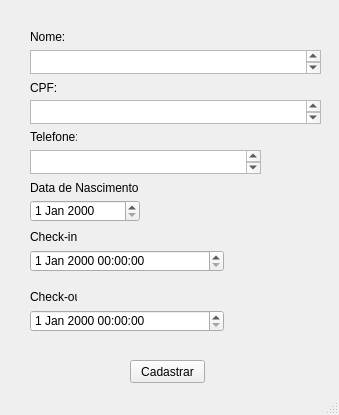
Qt form AppHotel/mainwindow.ui (ThomDumont/Projeto-Hotel) before a commit.
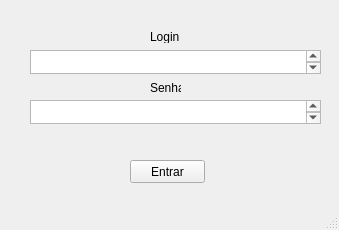
The same form after that commit.

Commit message: Adicionando UI's, menu e cadastro, e alterando o mainwindow.ui para uma tela de login

What changed in the file:
```diff
--- a/AppHotel/mainwindow.ui
+++ b/AppHotel/mainwindow.ui
@@ -7,7 +7,7 @@
     <x>0</x>
     <y>0</y>
     <width>339</width>
-    <height>415</height>
+    <height>230</height>
    </rect>
   </property>
   <property name="windowTitle">
@@ -17,14 +17,14 @@
    <widget class="QLabel" name="lblNome">
     <property name="geometry">
      <rect>
-      <x>30</x>
+      <x>150</x>
       <y>30</y>
       <width>47</width>
       <height>13</height>
      </rect>
     </property>
     <property name="text">
-     <string>Nome:</string>
+     <string>Login</string>
     </property>
    </widget>
    <widget class="QPlainTextEdit" name="textEditNome">
@@ -50,119 +50,27 @@
    <widget class="QLabel" name="lblCpf">
     <property name="geometry">
      <rect>
-      <x>30</x>
+      <x>150</x>
       <y>80</y>
       <width>31</width>
       <height>16</height>
      </rect>
     </property>
     <property name="text">
-     <string>CPF:</string>
-    </property>
-   </widget>
-   <widget class="QLabel" name="lblTel">
-    <property name="geometry">
-     <rect>
-      <x>30</x>
-      <y>130</y>
-      <width>47</width>
-      <height>13</height>
-     </rect>
-    </property>
-    <property name="text">
-     <string>Telefone:</string>
-    </property>
-   </widget>
-   <widget class="QPlainTextEdit" name="textEditTel">
-    <property name="geometry">
-     <rect>
-      <x>30</x>
-      <y>150</y>
-      <width>231</width>
-      <height>24</height>
-     </rect>
-    </property>
-   </widget>
-   <widget class="QLabel" name="lblDatanasci">
-    <property name="geometry">
-     <rect>
-      <x>30</x>
-      <y>180</y>
-      <width>111</width>
-      <height>16</height>
-     </rect>
-    </property>
-    <property name="text">
-     <string>Data de Nascimento</string>
-    </property>
-   </widget>
-   <widget class="QDateEdit" name="dateNasci">
-    <property name="geometry">
-     <rect>
-      <x>30</x>
-      <y>200</y>
-      <width>110</width>
-      <height>22</height>
-     </rect>
-    </property>
-   </widget>
-   <widget class="QDateTimeEdit" name="dateTimeChin">
-    <property name="geometry">
-     <rect>
-      <x>30</x>
-      <y>250</y>
-      <width>194</width>
-      <height>22</height>
-     </rect>
-    </property>
-   </widget>
-   <widget class="QDateTimeEdit" name="dateTimeChout">
-    <property name="geometry">
-     <rect>
-      <x>30</x>
-      <y>310</y>
-      <width>194</width>
-      <height>22</height>
-     </rect>
-    </property>
-   </widget>
-   <widget class="QLabel" name="lblChin">
-    <property name="geometry">
-     <rect>
-      <x>30</x>
-      <y>230</y>
-      <width>47</width>
-      <height>13</height>
-     </rect>
-    </property>
-    <property name="text">
-     <string>Check-in</string>
-    </property>
-   </widget>
-   <widget class="QLabel" name="lblChout">
-    <property name="geometry">
-     <rect>
-      <x>30</x>
-      <y>290</y>
-      <width>47</width>
-      <height>13</height>
-     </rect>
-    </property>
-    <property name="text">
-     <string>Check-out</string>
+     <string>Senha</string>
     </property>
    </widget>
    <widget class="QPushButton" name="btnCadastrar">
     <property name="geometry">
      <rect>
       <x>130</x>
-      <y>360</y>
+      <y>160</y>
       <width>75</width>
       <height>23</height>
      </rect>
     </property>
     <property name="text">
-     <string>Cadastrar</string>
+     <string>Entrar</string>
     </property>
    </widget>
   </widget>
```
The commit also changes 4 other files.
